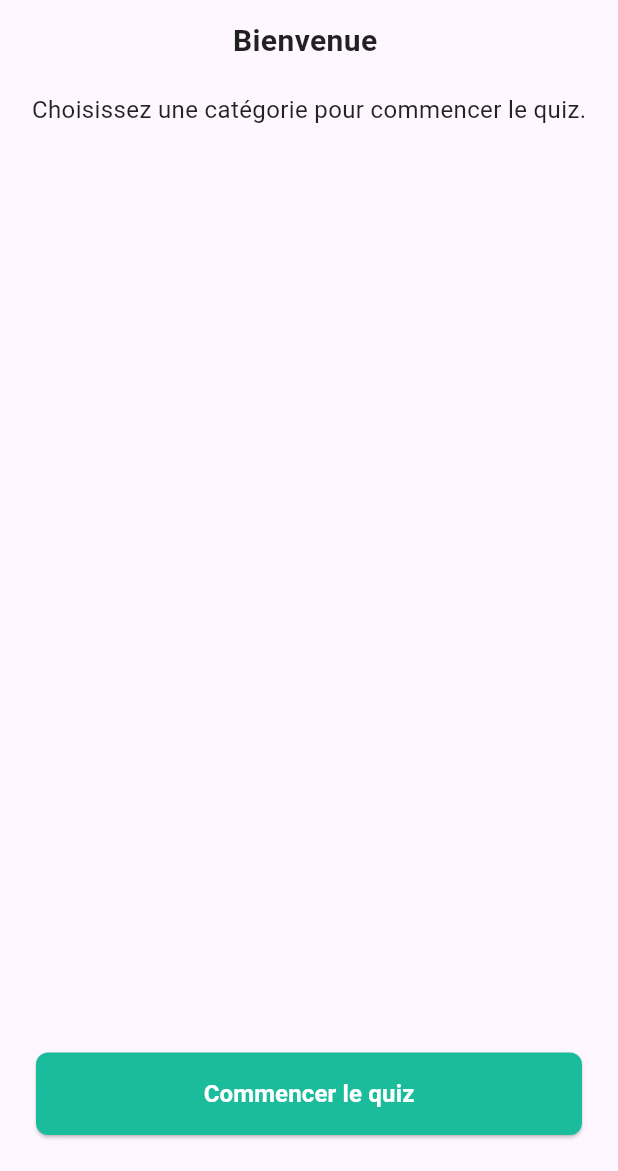
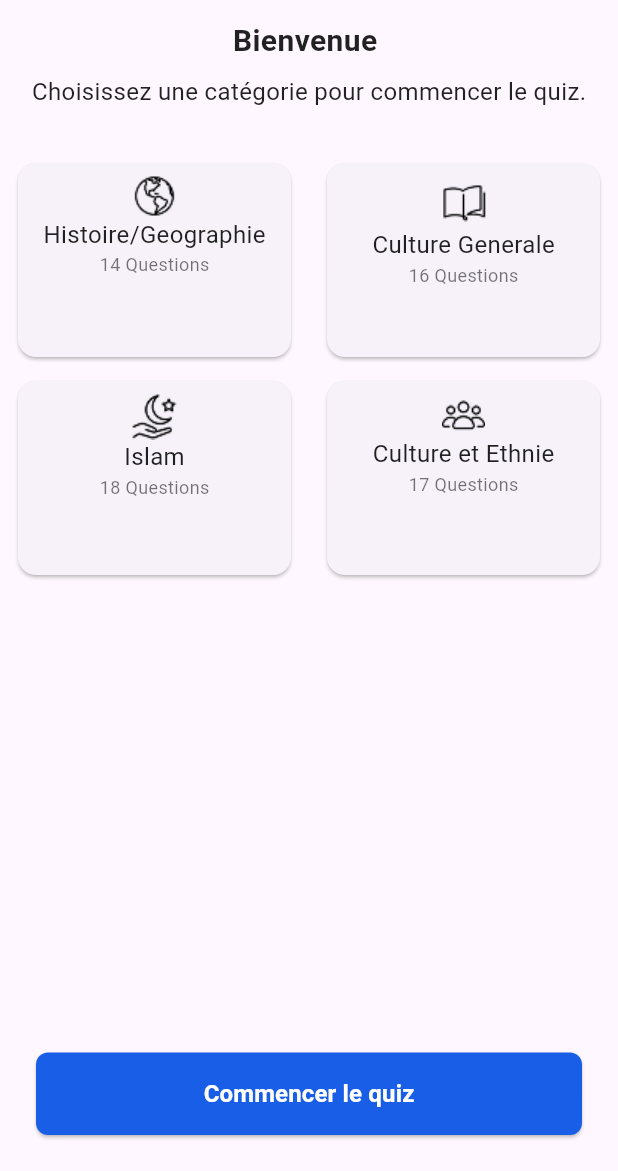
Before and after one commit to Alk096/niger-quiz, a Flutter app: the CategoriesView screen opened directly with empty values, on a phone screen of 412 x 824 dp, the part 65-1236 px from its top. Run offline on Flutter 3.47's test engine with Material 3 defaults, Android fonts, the phone set to English and light mode, and no system bars.

Commit message:
Categories MVVM

```diff
--- a/lib/theme/colors.dart
+++ b/lib/theme/colors.dart
@@ -17,8 +17,8 @@ class UrbainDriverColors {
     );
   }
 
-  static const Color primary = Color.fromARGB(255, 26, 188, 156);
-  static const Color secondary = Color.fromARGB(255, 46, 204, 112);
+  static const Color primary = Color.fromARGB(255, 25, 94, 230);
+  static const Color secondary= Color.fromARGB(255, 26, 188, 156);
   static const Color accent = Color(0xFF00C853);
 
   static const Color background = Color(0xFFFFFFFF);
--- a/lib/views/categories/categories_view.dart
+++ b/lib/views/categories/categories_view.dart
@@ -1,4 +1,7 @@
 import 'package:flutter/material.dart';
+import 'package:niger_quiz/theme/colors.dart';
+import 'package:niger_quiz/theme/size.dart';
+import 'package:niger_quiz/theme/spacing.dart';
 import 'package:niger_quiz/theme/typography.dart';
 import 'package:niger_quiz/views/widgets/button.dart';
 
@@ -10,6 +13,12 @@ class CategoriesView extends StatefulWidget {
 }
 
 class _CategoriesViewState extends State<CategoriesView> {
+  List<List<dynamic>> categories = [
+    ['assets/icons/America.png', 'Histoire/Geographie', 14],
+    ['assets/icons/OpenBook.png', 'Culture Generale', 16],
+    ['assets/icons/Ramadan.png', 'Islam', 18],
+    ['assets/icons/Users.png', 'Culture et Ethnie', 17],
+  ];
   @override
   Widget build(BuildContext context) {
     return Scaffold(
@@ -25,10 +34,48 @@ class _CategoriesViewState extends State<CategoriesView> {
         child: Column(
           children: [
             Text('Bienvenue ${widget.nom}', style: UrbainDriverText.h2),
-            SizedBox(height: 20),
+            SizedBox(height: UrbainDriverSpacing.sm),
             Text(
               'Choisissez une catégorie pour commencer le quiz.',
               style: UrbainDriverText.body,
+            ),
+            SizedBox(height: UrbainDriverSpacing.xl),
+            Expanded(
+              child: GridView.builder(
+                gridDelegate: SliverGridDelegateWithFixedCrossAxisCount(
+                  crossAxisCount: 2,
+                  mainAxisSpacing: UrbainDriverSpacing.sm,
+                  childAspectRatio: 1.5 / 1,
+                ),
+                itemCount: categories.length,
+                itemBuilder: (context, index) {
+                  final category = categories[index];
+                  return Container(
+                    padding: EdgeInsets.symmetric(horizontal: UrbainDriverSpacing.sm),
+                    child: InkWell(
+                      borderRadius: BorderRadius.all(Radius.circular(UrbainDriverSize.radiusSm)),
+                      onTap: () {
+                        print('Hit ${category[1]}');
+                      },
+                      child: Card(
+                        elevation: 1,
+                        child: Column(
+                          crossAxisAlignment: CrossAxisAlignment.center,
+                          children: [
+                            SizedBox(height: UrbainDriverSpacing.sm),
+                            Image.asset(category[0]),
+                            Text(category[1], style: UrbainDriverText.body),
+                            Text(
+                              '${category[2]} Questions',
+                              style: UrbainDriverText.caption,
+                            ),
+                          ],
+                        ),
+                      ),
+                    ),
+                  );
+                },
+              ),
             ),
           ],
         ),
--- a/pubspec.yaml
+++ b/pubspec.yaml
@@ -60,6 +60,7 @@ flutter:
   # To add assets to your application, add an assets section, like this:
   assets:
    - assets/images/
+   - assets/icons/
 
   # An image asset can refer to one or more resolution-specific "variants", see
   # https://flutter.dev/to/resolution-aware-images
```
Also changed, not shown: assets/icons/America.png (added), assets/icons/OpenBook.png (added), assets/icons/Ramadan.png (added), assets/icons/Users.png (added).
